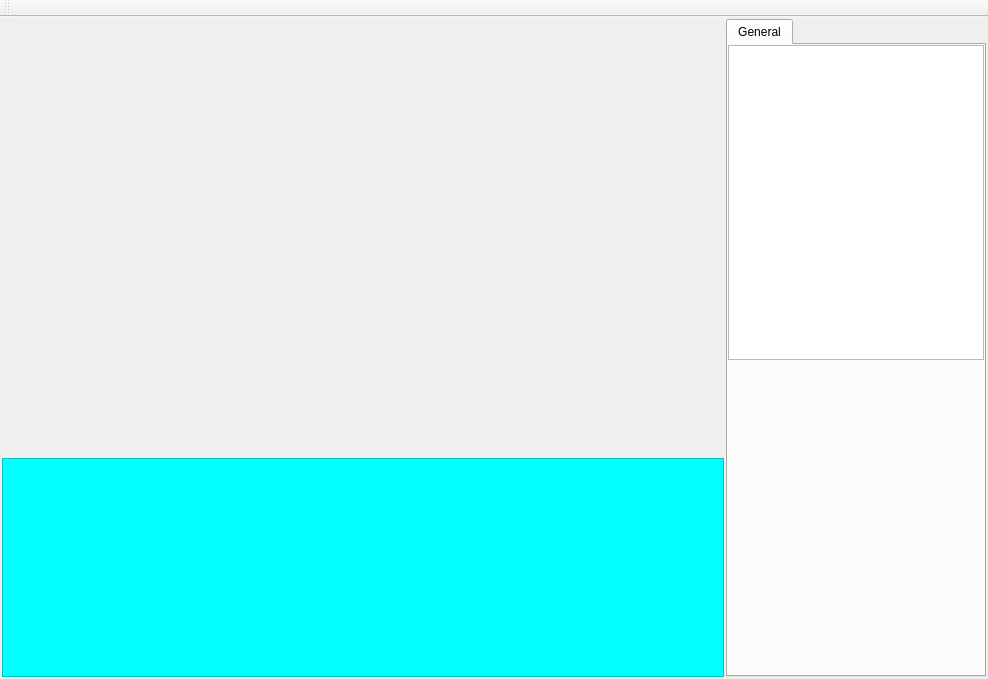
Above: QtProject/editor/mainwindow.ui from madvil/Editor before the change. Below: the same form after it.
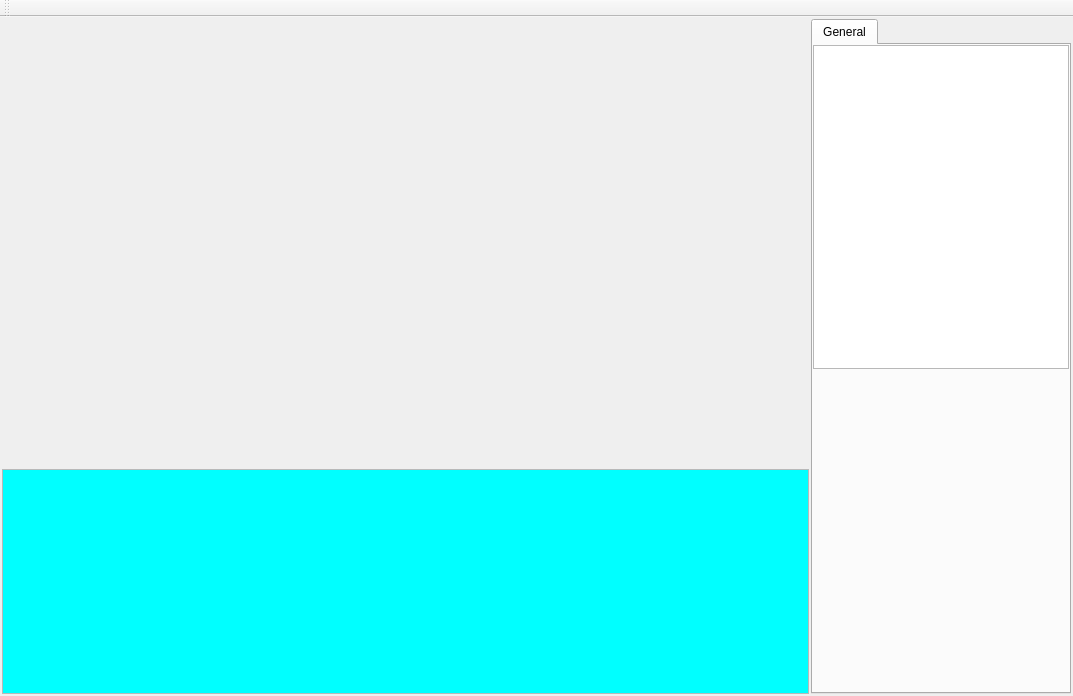
That is the form after the change. Icons and pictures are not drawn.

```diff
--- a/QtProject/editor/mainwindow.ui
+++ b/QtProject/editor/mainwindow.ui
@@ -6,8 +6,8 @@
    <rect>
     <x>0</x>
     <y>0</y>
-    <width>988</width>
-    <height>679</height>
+    <width>1073</width>
+    <height>696</height>
    </rect>
   </property>
   <property name="windowTitle">
@@ -31,7 +31,7 @@
         <item>
          <widget class="QScrollArea" name="scrollArea">
           <property name="styleSheet">
-           <string notr="true">background-color: rgb(0, 255, 255);</string>
+           <string notr="true"/>
           </property>
           <property name="widgetResizable">
            <bool>true</bool>
@@ -41,10 +41,13 @@
             <rect>
              <x>0</x>
              <y>0</y>
-             <width>713</width>
+             <width>780</width>
              <height>382</height>
             </rect>
            </property>
+           <property name="styleSheet">
+            <string notr="true">background-color: rgb(0, 255, 255);</string>
+           </property>
            <layout class="QHBoxLayout" name="horizontalLayout_4">
             <item>
              <spacer name="horizontalSpacer">
@@ -76,7 +79,7 @@
               </property>
               <property name="sizeHint" stdset="0">
                <size>
-                <width>1</width>
+                <width>24</width>
                 <height>20</height>
                </size>
               </property>
```
Left out of the diff: 2 changed lines with no effect on the pictures.
